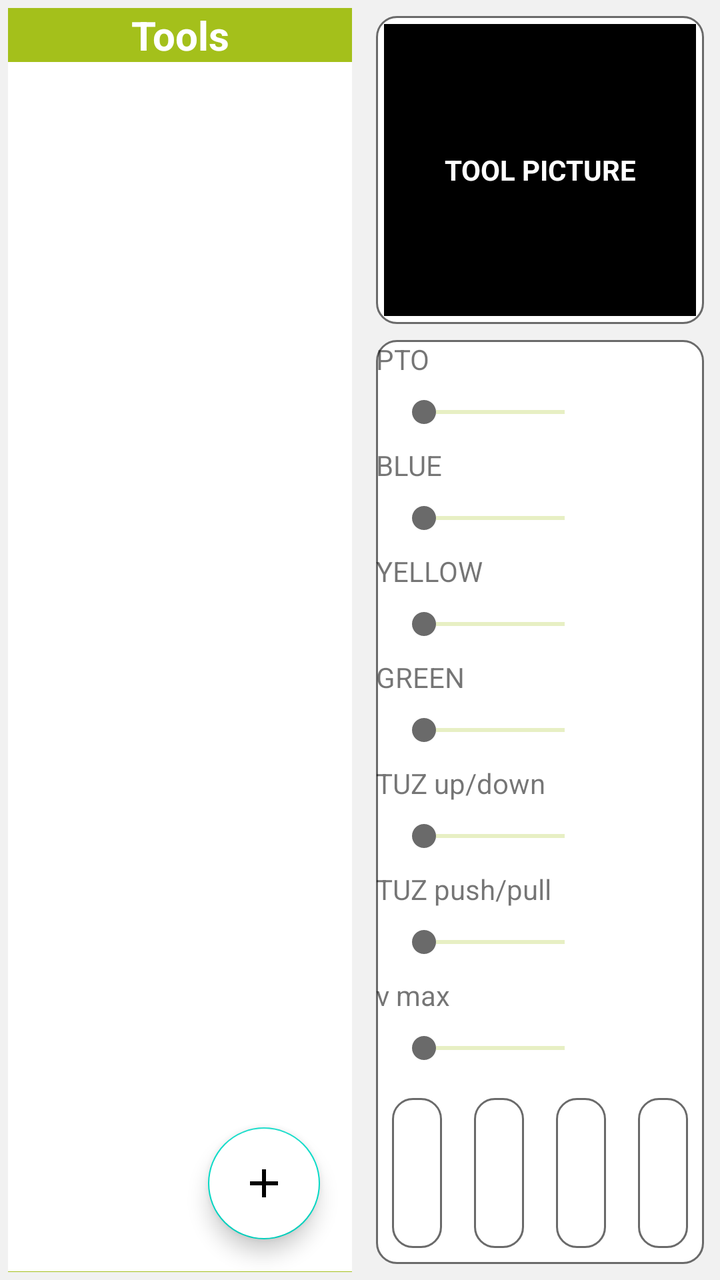
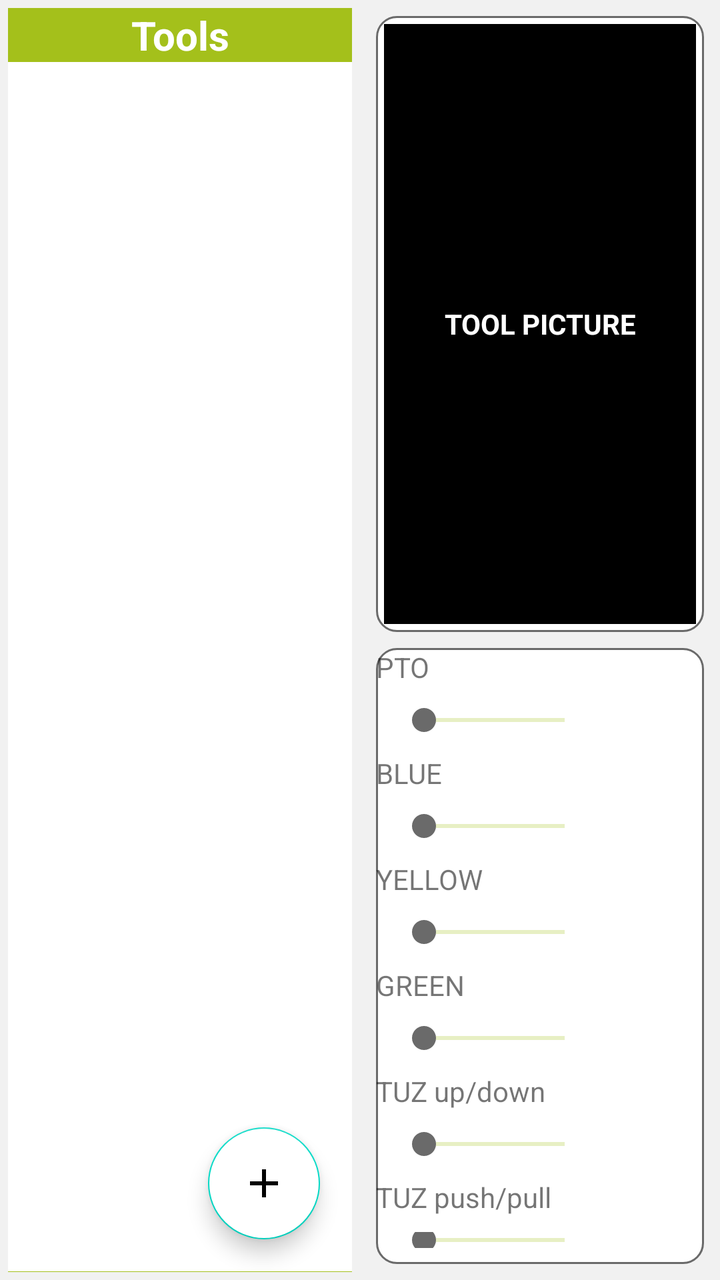

The first picture is an Android layout as it rendered before a commit; the second is the same layout after the commit. The layout source and the unified diff follow.
<!-- AndroidManifest.xml: application theme AppTheme -->
<!-- res/layout/fragment_tool_management.xml -->
<?xml version="1.0" encoding="utf-8"?>
<layout xmlns:android="http://schemas.android.com/apk/res/android"
    xmlns:app="http://schemas.android.com/apk/res-auto">

    <data>

        <variable
            name="viewModel"
            type="eu.agribot.agribotapp.ui.fragment.toolmanagement.ToolManagementViewModel" />
    </data>

    <LinearLayout
        android:layout_width="fill_parent"
        android:layout_height="fill_parent"
        android:background="@color/background_gray"
        android:orientation="horizontal">


        <LinearLayout
            android:layout_width="0dp"
            android:layout_height="match_parent"
            android:layout_margin="@dimen/margin_small"
            android:layout_weight="1"
            android:background="@drawable/rounded_corner_layout"
            android:orientation="vertical">

            <LinearLayout
                android:layout_width="match_parent"
                android:layout_height="match_parent"
                android:background="@color/base_green"
                android:orientation="vertical">

                <TextView
                    android:layout_width="match_parent"
                    android:layout_height="wrap_content"
                    android:gravity="center_horizontal"
                    android:text="@string/title_tool_management"
                    android:textColor="@color/white"
                    android:textSize="@dimen/text_size_xlarge"
                    android:textStyle="bold" />

                <RelativeLayout
                    android:layout_width="match_parent"
                    android:layout_height="0dp"
                    android:layout_weight="0.6"
                    android:background="@drawable/rounded_corner_layout"
                    android:orientation="vertical"
                    android:stateListAnimator="@null">

                    <com.google.android.material.floatingactionbutton.FloatingActionButton
                        android:id="@+id/btn_asset_photo"
                        android:layout_width="wrap_content"
                        android:layout_height="wrap_content"
                        android:layout_alignParentEnd="true"
                        android:layout_alignParentBottom="true"
                        android:layout_gravity="end|bottom"
                        android:layout_margin="@dimen/margin_large"
                        android:background="@android:color/transparent"
                        android:backgroundTint="@color/white"
                        android:onClick="@{()-> viewModel.onNewToolButtonClicked()}"
                        android:src="@drawable/ic_add"
                        app:rippleColor="@color/white" />

                    <androidx.recyclerview.widget.RecyclerView
                        android:id="@+id/task_recycler"
                        android:layout_width="match_parent"
                        android:layout_height="match_parent"
                        android:layout_gravity="center"
                        android:background="@color/white" />

                </RelativeLayout>

            </LinearLayout>


        </LinearLayout>

        <LinearLayout
            android:layout_width="0dp"
            android:layout_height="match_parent"
            android:layout_margin="@dimen/margin_small"
            android:layout_weight="1"
            android:orientation="vertical">

            <LinearLayout
                android:layout_width="match_parent"
                android:layout_height="0dp"
                android:layout_margin="@dimen/margin_small"
                android:layout_weight="1"
                android:background="@drawable/rounded_corner_layout"
                android:orientation="vertical">

                <TextView
                    android:layout_width="match_parent"
                    android:layout_height="match_parent"
                    android:layout_margin="@dimen/margin_small"
                    android:background="@android:color/black"
                    android:gravity="center"
                    android:text="@string/tool_picture"
                    android:textColor="@android:color/white"
                    android:textStyle="bold" />

            </LinearLayout>


            <LinearLayout
                android:layout_width="match_parent"
                android:layout_height="0dp"
                android:layout_margin="@dimen/margin_small"
                android:layout_weight="3"
                android:background="@drawable/rounded_corner_layout"
                android:orientation="vertical">

                <LinearLayout
                    android:layout_width="match_parent"
                    android:layout_height="wrap_content"
                    android:orientation="horizontal">

                    <LinearLayout
                        android:layout_width="0dp"
                        android:layout_height="wrap_content"
                        android:layout_weight="4"
                        android:orientation="vertical">

                        <TextView
                            android:layout_width="wrap_content"
                            android:layout_height="wrap_content"
                            android:text="PTO"
                            android:textSize="@dimen/text_size_medium" />

                        <SeekBar
                            android:layout_width="match_parent"
                            android:layout_height="wrap_content"
                            android:progressBackgroundTint="@color/base_green"
                            android:layout_margin="@dimen/margin_medium" />
                    </LinearLayout>


                    <TextView
                        android:layout_width="0dp"
                        android:layout_height="wrap_content"
                        android:layout_margin="@dimen/margin_medium"
                        android:layout_weight="1"
                        android:textStyle="bold" />

                </LinearLayout>

                <LinearLayout
                    android:layout_width="match_parent"
                    android:layout_height="wrap_content"
                    android:orientation="horizontal">

                    <LinearLayout
                        android:layout_width="0dp"
                        android:layout_height="wrap_content"
                        android:layout_weight="4"
                        android:orientation="vertical">

                        <TextView
                            android:layout_width="wrap_content"
                            android:layout_height="wrap_content"
                            android:text="BLUE"
                            android:textSize="@dimen/text_size_medium" />

                        <SeekBar
                            android:layout_width="match_parent"
                            android:layout_height="wrap_content"
                            android:progressBackgroundTint="@color/base_green"
                            android:layout_margin="@dimen/margin_medium" />
                    </LinearLayout>


                    <TextView
                        android:layout_width="0dp"
                        android:layout_height="wrap_content"
                        android:layout_margin="@dimen/margin_medium"
                        android:layout_weight="1"
                        android:textStyle="bold" />

                </LinearLayout>

                <LinearLayout
                    android:layout_width="match_parent"
                    android:layout_height="wrap_content"
                    android:orientation="horizontal">

                    <LinearLayout
                        android:layout_width="0dp"
                        android:layout_height="wrap_content"
                        android:layout_weight="4"
                        android:orientation="vertical">

                        <TextView
                            android:layout_width="wrap_content"
                            android:layout_height="wrap_content"
                            android:text="YELLOW"
                            android:textSize="@dimen/text_size_medium" />

                        <SeekBar
                            android:layout_width="match_parent"
                            android:layout_height="wrap_content"
                            android:progressBackgroundTint="@color/base_green"
                            android:layout_margin="@dimen/margin_medium" />
                    </LinearLayout>


                    <TextView
                        android:layout_width="0dp"
                        android:layout_height="wrap_content"
                        android:layout_margin="@dimen/margin_medium"
                        android:layout_weight="1"
                        android:textStyle="bold" />


                </LinearLayout>

                <LinearLayout
                    android:layout_width="match_parent"
                    android:layout_height="wrap_content"
                    android:orientation="horizontal">

                    <LinearLayout
                        android:layout_width="0dp"
                        android:layout_height="wrap_content"
                        android:layout_weight="4"
                        android:orientation="vertical">

                        <TextView
                            android:layout_width="wrap_content"
                            android:layout_height="wrap_content"
                            android:text="GREEN"
                            android:textSize="@dimen/text_size_medium" />

                        <SeekBar
                            android:layout_width="match_parent"
                            android:layout_height="wrap_content"
                            android:progressBackgroundTint="@color/base_green"
                            android:layout_margin="@dimen/margin_medium" />
                    </LinearLayout>


                    <TextView
                        android:layout_width="0dp"
                        android:layout_height="wrap_content"
                        android:layout_margin="@dimen/margin_medium"
                        android:layout_weight="1"
                        android:textStyle="bold" />
                </LinearLayout>

                <LinearLayout
                    android:layout_width="match_parent"
                    android:layout_height="wrap_content"
                    android:orientation="horizontal">

                    <LinearLayout
                        android:layout_width="0dp"
                        android:layout_height="wrap_content"
                        android:layout_weight="4"
                        android:orientation="vertical">

                        <TextView
                            android:layout_width="wrap_content"
                            android:layout_height="wrap_content"
                            android:text="TUZ up/down"
                            android:textSize="@dimen/text_size_medium" />

                        <SeekBar
                            android:layout_width="match_parent"
                            android:layout_height="wrap_content"
                            android:progressBackgroundTint="@color/base_green"
                            android:layout_margin="@dimen/margin_medium" />
                    </LinearLayout>


                    <TextView
                        android:layout_width="0dp"
                        android:layout_height="wrap_content"
                        android:layout_margin="@dimen/margin_medium"
                        android:layout_weight="1"
                        android:textStyle="bold" />


                </LinearLayout>

                <LinearLayout
                    android:layout_width="match_parent"
                    android:layout_height="wrap_content"
                    android:orientation="horizontal">

                    <LinearLayout
                        android:layout_width="0dp"
                        android:layout_height="wrap_content"
                        android:layout_weight="4"
                        android:orientation="vertical">

                        <TextView
                            android:layout_width="wrap_content"
                            android:layout_height="wrap_content"
                            android:text="TUZ push/pull"
                            android:textSize="@dimen/text_size_medium" />

                        <SeekBar
                            android:layout_width="match_parent"
                            android:layout_height="wrap_content"
                            android:progressBackgroundTint="@color/base_green"
                            android:layout_margin="@dimen/margin_medium" />
                    </LinearLayout>


                    <TextView
                        android:layout_width="0dp"
                        android:layout_height="wrap_content"
                        android:layout_margin="@dimen/margin_medium"
                        android:layout_weight="1"
                        android:textStyle="bold" />


                </LinearLayout>

                <LinearLayout
                    android:layout_width="match_parent"
                    android:layout_height="wrap_content"
                    android:orientation="horizontal">

                    <LinearLayout
                        android:layout_width="0dp"
                        android:layout_height="wrap_content"
                        android:layout_weight="4"
                        android:orientation="vertical">

                        <TextView
                            android:layout_width="wrap_content"
                            android:layout_height="wrap_content"
                            android:text="v max"
                            android:textSize="@dimen/text_size_medium" />

                        <SeekBar
                            android:layout_width="match_parent"
                            android:layout_height="wrap_content"
                            android:progressBackgroundTint="@color/base_green"
                            android:layout_margin="@dimen/margin_medium" />
                    </LinearLayout>


                    <TextView
                        android:layout_width="0dp"
                        android:layout_height="wrap_content"
                        android:layout_margin="@dimen/margin_medium"
                        android:layout_weight="1"
                        android:textStyle="bold" />


                </LinearLayout>

                <LinearLayout
                    android:layout_width="match_parent"
                    android:layout_height="0dp"
                    android:layout_weight="2">

                    <LinearLayout
                        android:layout_width="0dp"
                        android:layout_height="match_parent"
                        android:layout_margin="@dimen/margin_medium"
                        android:layout_weight="1"
                        android:background="@drawable/rounded_corner_layout"
                        android:orientation="vertical">

                        <ImageView
                            android:layout_width="match_parent"
                            android:layout_height="wrap_content"
                            android:layout_gravity="center"
                            android:layout_margin="@dimen/margin_xlarge"
                            android:src="@drawable/ic_wind" />

                        <TextView
                            android:layout_width="wrap_content"
                            android:layout_height="wrap_content"
                            android:layout_gravity="center"
                            android:layout_margin="@dimen/margin_small"
                            android:textStyle="bold" />
                    </LinearLayout>

                    <LinearLayout
                        android:layout_width="0dp"
                        android:layout_height="match_parent"
                        android:layout_margin="@dimen/margin_medium"
                        android:layout_weight="1"
                        android:background="@drawable/rounded_corner_layout"
                        android:orientation="vertical">

                        <ImageView
                            android:layout_width="match_parent"
                            android:layout_height="wrap_content"
                            android:layout_gravity="center"
                            android:layout_margin="@dimen/margin_xlarge"
                            android:src="@drawable/ic_thermometer" />

                        <TextView
                            android:layout_width="wrap_content"
                            android:layout_height="wrap_content"
                            android:layout_gravity="center"
                            android:layout_margin="@dimen/margin_small"
                            android:gravity="center"
                            android:textStyle="bold" />
                    </LinearLayout>

                    <LinearLayout
                        android:layout_width="0dp"
                        android:layout_height="match_parent"
                        android:layout_margin="@dimen/margin_medium"
                        android:layout_weight="1"
                        android:background="@drawable/rounded_corner_layout"
                        android:orientation="vertical">

                        <ImageView
                            android:layout_width="match_parent"
                            android:layout_height="wrap_content"
                            android:layout_gravity="center"
                            android:layout_margin="@dimen/margin_xlarge"
                            android:src="@drawable/ic_pressure" />

                        <TextView
                            android:layout_width="wrap_content"
                            android:layout_height="wrap_content"
                            android:layout_gravity="center"
                            android:layout_margin="@dimen/margin_small"
                            android:textStyle="bold" />
                    </LinearLayout>

                    <LinearLayout
                        android:layout_width="0dp"
                        android:layout_height="match_parent"
                        android:layout_margin="@dimen/margin_medium"
                        android:layout_weight="1"
                        android:background="@drawable/rounded_corner_layout"
                        android:orientation="vertical">

                        <ImageView
                            android:layout_width="match_parent"
                            android:layout_height="wrap_content"
                            android:layout_gravity="center"
                            android:layout_margin="@dimen/margin_xlarge"
                            android:src="@drawable/ic_humidity" />

                        <TextView
                            android:layout_width="wrap_content"
                            android:layout_height="wrap_content"
                            android:layout_gravity="center"
                            android:layout_margin="@dimen/margin_small"
                            android:textStyle="bold" />
                    </LinearLayout>


                </LinearLayout>


            </LinearLayout>


        </LinearLayout>



    </LinearLayout>


</layout>
<!-- resources referenced by this layout -->
<resources>
  <color name="background_gray">#f1f1f1</color>
  <color name="base_green">#a4c01b</color>
  <color name="white">#FFFFFF</color>
  <dimen name="margin_large">16dp</dimen>
  <dimen name="margin_medium">8dp</dimen>
  <dimen name="margin_small">4dp</dimen>
  <dimen name="margin_xlarge">24dp</dimen>
  <dimen name="text_size_medium">14sp</dimen>
  <dimen name="text_size_xlarge">20sp</dimen>
  <!-- drawable ic_humidity (drawable) -->
  <vector xmlns:android="http://schemas.android.com/apk/res/android"
      android:height="24dp"
      android:width="24dp"
      android:viewportWidth="24"
      android:viewportHeight="24"
      android:tint="?attr/colorControlNormal">
  
  <path
      android:fillColor="@android:color/white"
      android:pathData="M12,3.25C12,3.25 6,10 6,14C6,17.32 8.69,20 12,20A6,6 0 0,0 18,14C18,10 12,3.25 12,3.25M14.47,9.97L15.53,11.03L9.53,17.03L8.47,15.97M9.75,10A1.25,1.25 0 0,1 11,11.25A1.25,1.25 0 0,1 9.75,12.5A1.25,1.25 0 0,1 8.5,11.25A1.25,1.25 0 0,1 9.75,10M14.25,14.5A1.25,1.25 0 0,1 15.5,15.75A1.25,1.25 0 0,1 14.25,17A1.25,1.25 0 0,1 13,15.75A1.25,1.25 0 0,1 14.25,14.5Z" />
  </vector>
  <!-- drawable ic_pressure: png bitmap (drawable-hdpi, 2272 bytes) -->
  <!-- drawable ic_thermometer (drawable) -->
  <vector xmlns:android="http://schemas.android.com/apk/res/android"
      android:height="24dp"
      android:width="24dp"
      android:viewportWidth="24"
      android:viewportHeight="24"
      android:tint="?attr/colorControlNormal">
  
  <path
      android:fillColor="@android:color/white"
      android:pathData="M15 13V5A3 3 0 0 0 9 5V13A5 5 0 1 0 15 13M12 4A1 1 0 0 1 13 5V8H11V5A1 1 0 0 1 12 4Z" />
  </vector>
  <!-- drawable ic_wind (drawable) -->
  <vector xmlns:android="http://schemas.android.com/apk/res/android"
      android:height="24dp"
      android:width="24dp"
      android:viewportWidth="24"
      android:viewportHeight="24"
      android:tint="?attr/colorControlNormal">
  
  <path
      android:fillColor="@android:color/white"
      android:pathData="M4,10A1,1 0 0,1 3,9A1,1 0 0,1 4,8H12A2,2 0 0,0 14,6A2,2 0 0,0 12,4C11.45,4 10.95,4.22 10.59,4.59C10.2,5 9.56,5 9.17,4.59C8.78,4.2 8.78,3.56 9.17,3.17C9.9,2.45 10.9,2 12,2A4,4 0 0,1 16,6A4,4 0 0,1 12,10H4M19,12A1,1 0 0,0 20,11A1,1 0 0,0 19,10C18.72,10 18.47,10.11 18.29,10.29C17.9,10.68 17.27,10.68 16.88,10.29C16.5,9.9 16.5,9.27 16.88,8.88C17.42,8.34 18.17,8 19,8A3,3 0 0,1 22,11A3,3 0 0,1 19,14H5A1,1 0 0,1 4,13A1,1 0 0,1 5,12H19M18,18H4A1,1 0 0,1 3,17A1,1 0 0,1 4,16H18A3,3 0 0,1 21,19A3,3 0 0,1 18,22C17.17,22 16.42,21.66 15.88,21.12C15.5,20.73 15.5,20.1 15.88,19.71C16.27,19.32 16.9,19.32 17.29,19.71C17.47,19.89 17.72,20 18,20A1,1 0 0,0 19,19A1,1 0 0,0 18,18Z" />
  </vector>
  <!-- drawable rounded_corner_layout (drawable) -->
  <?xml version="1.0" encoding="utf-8"?>
  <shape xmlns:android="http://schemas.android.com/apk/res/android">
  
      <solid android:color="@android:color/white"/>
      <corners android:radius="10dp"/>
      <stroke
          android:width="1dp"
          android:color="@color/gray" />
  
  </shape>
  <string name="title_tool_management">Tools</string>
  <string name="tool_picture">TOOL PICTURE</string>
  <style name="AppTheme" parent="Theme.MaterialComponents.Light.DarkActionBar">
          
          <item name="colorPrimary">@color/colorPrimary</item>
          <item name="colorPrimaryDark">@color/colorPrimaryDark</item>
          <item name="colorAccent">@color/colorAccent</item>
      </style>
  <color name="gray">#6A6A6A</color>
  <color name="colorPrimary">@color/base_green</color>
  <color name="colorPrimaryDark">@color/base_green_darker</color>
  <color name="colorAccent">@color/gray</color>
  <color name="base_green_darker">#839915</color>
  <!-- unchanged entries left out for length: 1 -->
</resources>

<!-- the commit's change to res/layout/fragment_tool_management.xml (unified diff, before → after) -->
@@ -6,7 +6,7 @@
 
         <variable
             name="viewModel"
-            type="eu.agribot.agribotapp.ui.fragment.toolmanagement.ToolManagementViewModel" />
+            type="eu.agribot.agribotapp.ui.fragment.toolmanagement.mainscreen.ToolManagementViewModel" />
     </data>
 
     <LinearLayout
@@ -107,7 +107,7 @@
                 android:layout_width="match_parent"
                 android:layout_height="0dp"
                 android:layout_margin="@dimen/margin_small"
-                android:layout_weight="3"
+                android:layout_weight="1"
                 android:background="@drawable/rounded_corner_layout"
                 android:orientation="vertical">
 
@@ -352,106 +352,6 @@
 
                 </LinearLayout>
 
-                <LinearLayout
-                    android:layout_width="match_parent"
-                    android:layout_height="0dp"
-                    android:layout_weight="2">
-
-                    <LinearLayout
-                        android:layout_width="0dp"
-                        android:layout_height="match_parent"
-                        android:layout_margin="@dimen/margin_medium"
-                        android:layout_weight="1"
-                        android:background="@drawable/rounded_corner_layout"
-                        android:orientation="vertical">
-
-                        <ImageView
-                            android:layout_width="match_parent"
-                            android:layout_height="wrap_content"
-                            android:layout_gravity="center"
-                            android:layout_margin="@dimen/margin_xlarge"
-                            android:src="@drawable/ic_wind" />
-
-                        <TextView
-                            android:layout_width="wrap_content"
-                            android:layout_height="wrap_content"
-                            android:layout_gravity="center"
-                            android:layout_margin="@dimen/margin_small"
-                            android:textStyle="bold" />
-                    </LinearLayout>
-
-                    <LinearLayout
-                        android:layout_width="0dp"
-                        android:layout_height="match_parent"
-                        android:layout_margin="@dimen/margin_medium"
-                        android:layout_weight="1"
-                        android:background="@drawable/rounded_corner_layout"
-                        android:orientation="vertical">
-
-                        <ImageView
-                            android:layout_width="match_parent"
-                            android:layout_height="wrap_content"
-                            android:layout_gravity="center"
-                            android:layout_margin="@dimen/margin_xlarge"
-                            android:src="@drawable/ic_thermometer" />
-
-                        <TextView
-                            android:layout_width="wrap_content"
-                            android:layout_height="wrap_content"
-                            android:layout_gravity="center"
-                            android:layout_margin="@dimen/margin_small"
-                            android:gravity="center"
-                            android:textStyle="bold" />
-                    </LinearLayout>
-
-                    <LinearLayout
-                        android:layout_width="0dp"
-                        android:layout_height="match_parent"
-                        android:layout_margin="@dimen/margin_medium"
-                        android:layout_weight="1"
-                        android:background="@drawable/rounded_corner_layout"
-                        android:orientation="vertical">
-
-                        <ImageView
-                            android:layout_width="match_parent"
-                            android:layout_height="wrap_content"
-                            android:layout_gravity="center"
-                            android:layout_margin="@dimen/margin_xlarge"
-                            android:src="@drawable/ic_pressure" />
-
-                        <TextView
-                            android:layout_width="wrap_content"
-                            android:layout_height="wrap_content"
-                            android:layout_gravity="center"
-                            android:layout_margin="@dimen/margin_small"
-                            android:textStyle="bold" />
-                    </LinearLayout>
-
-                    <LinearLayout
-                        android:layout_width="0dp"
-                        android:layout_height="match_parent"
-                        android:layout_margin="@dimen/margin_medium"
-                        android:layout_weight="1"
-                        android:background="@drawable/rounded_corner_layout"
-                        android:orientation="vertical">
-
-                        <ImageView
-                            android:layout_width="match_parent"
-                            android:layout_height="wrap_content"
-                            android:layout_gravity="center"
-                            android:layout_margin="@dimen/margin_xlarge"
-                            android:src="@drawable/ic_humidity" />
-
-                        <TextView
-                            android:layout_width="wrap_content"
-                            android:layout_height="wrap_content"
-                            android:layout_gravity="center"
-                            android:layout_margin="@dimen/margin_small"
-                            android:textStyle="bold" />
-                    </LinearLayout>
-
-
-                </LinearLayout>
 
 
             </LinearLayout>
<!-- resource entries referenced after the edit -->
@@ -6,46 +6,8 @@
   <dimen name="margin_large">16dp</dimen>
   <dimen name="margin_medium">8dp</dimen>
   <dimen name="margin_small">4dp</dimen>
-  <dimen name="margin_xlarge">24dp</dimen>
   <dimen name="text_size_medium">14sp</dimen>
   <dimen name="text_size_xlarge">20sp</dimen>
-  <!-- drawable ic_humidity (drawable) -->
-  <vector xmlns:android="http://schemas.android.com/apk/res/android"
-      android:height="24dp"
-      android:width="24dp"
-      android:viewportWidth="24"
-      android:viewportHeight="24"
-      android:tint="?attr/colorControlNormal">
-  
-  <path
-      android:fillColor="@android:color/white"
-      android:pathData="M12,3.25C12,3.25 6,10 6,14C6,17.32 8.69,20 12,20A6,6 0 0,0 18,14C18,10 12,3.25 12,3.25M14.47,9.97L15.53,11.03L9.53,17.03L8.47,15.97M9.75,10A1.25,1.25 0 0,1 11,11.25A1.25,1.25 0 0,1 9.75,12.5A1.25,1.25 0 0,1 8.5,11.25A1.25,1.25 0 0,1 9.75,10M14.25,14.5A1.25,1.25 0 0,1 15.5,15.75A1.25,1.25 0 0,1 14.25,17A1.25,1.25 0 0,1 13,15.75A1.25,1.25 0 0,1 14.25,14.5Z" />
-  </vector>
-  <!-- drawable ic_pressure: png bitmap (drawable-hdpi, 2272 bytes) -->
-  <!-- drawable ic_thermometer (drawable) -->
-  <vector xmlns:android="http://schemas.android.com/apk/res/android"
-      android:height="24dp"
-      android:width="24dp"
-      android:viewportWidth="24"
-      android:viewportHeight="24"
-      android:tint="?attr/colorControlNormal">
-  
-  <path
-      android:fillColor="@android:color/white"
-      android:pathData="M15 13V5A3 3 0 0 0 9 5V13A5 5 0 1 0 15 13M12 4A1 1 0 0 1 13 5V8H11V5A1 1 0 0 1 12 4Z" />
-  </vector>
-  <!-- drawable ic_wind (drawable) -->
-  <vector xmlns:android="http://schemas.android.com/apk/res/android"
-      android:height="24dp"
-      android:width="24dp"
-      android:viewportWidth="24"
-      android:viewportHeight="24"
-      android:tint="?attr/colorControlNormal">
-  
-  <path
-      android:fillColor="@android:color/white"
-      android:pathData="M4,10A1,1 0 0,1 3,9A1,1 0 0,1 4,8H12A2,2 0 0,0 14,6A2,2 0 0,0 12,4C11.45,4 10.95,4.22 10.59,4.59C10.2,5 9.56,5 9.17,4.59C8.78,4.2 8.78,3.56 9.17,3.17C9.9,2.45 10.9,2 12,2A4,4 0 0,1 16,6A4,4 0 0,1 12,10H4M19,12A1,1 0 0,0 20,11A1,1 0 0,0 19,10C18.72,10 18.47,10.11 18.29,10.29C17.9,10.68 17.27,10.68 16.88,10.29C16.5,9.9 16.5,9.27 16.88,8.88C17.42,8.34 18.17,8 19,8A3,3 0 0,1 22,11A3,3 0 0,1 19,14H5A1,1 0 0,1 4,13A1,1 0 0,1 5,12H19M18,18H4A1,1 0 0,1 3,17A1,1 0 0,1 4,16H18A3,3 0 0,1 21,19A3,3 0 0,1 18,22C17.17,22 16.42,21.66 15.88,21.12C15.5,20.73 15.5,20.1 15.88,19.71C16.27,19.32 16.9,19.32 17.29,19.71C17.47,19.89 17.72,20 18,20A1,1 0 0,0 19,19A1,1 0 0,0 18,18Z" />
-  </vector>
   <!-- drawable rounded_corner_layout (drawable) -->
   <?xml version="1.0" encoding="utf-8"?>
   <shape xmlns:android="http://schemas.android.com/apk/res/android">
